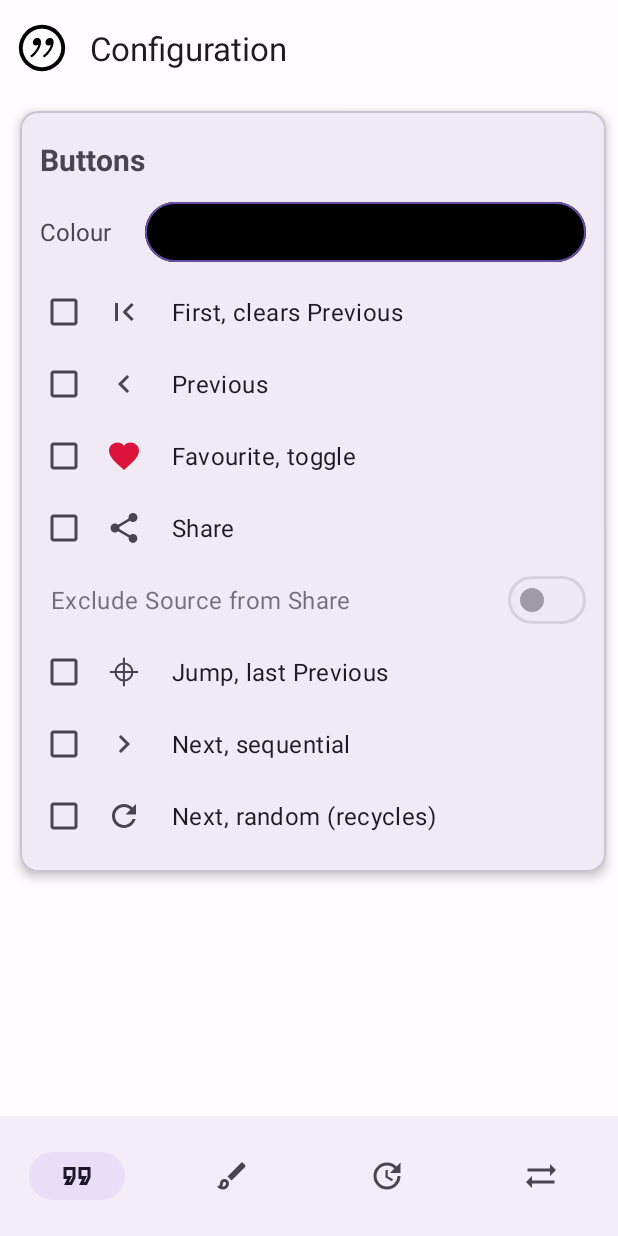
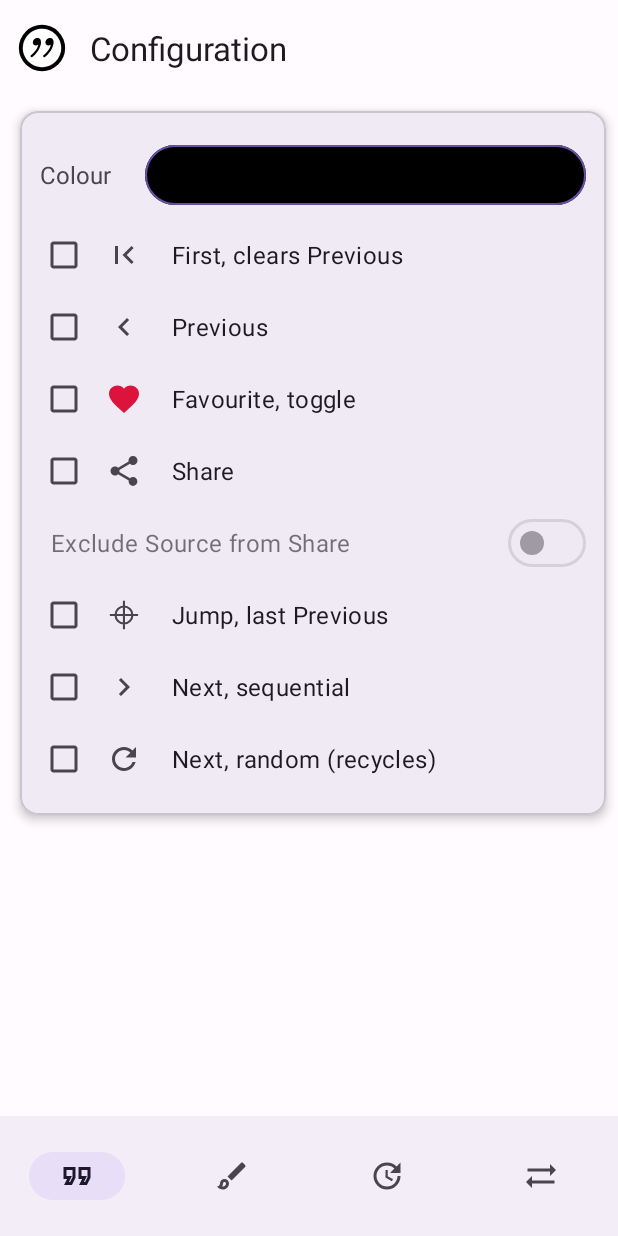
Before and after one commit to jameshnsears/QuoteUnquote, an Android app: the fragment AppearanceToolbarFragment placed in its activity, on a phone screen of 412 x 824 dp. Run offline under Robolectric (Android 15) with nearby library versions, the phone set to English and light mode, and no system bars; our stand-ins replace RxJava, Timber; libraries missing offline, so code that uses them is left out: com.jakewharton.rxbinding2, com.skydoves.colorpickerview; 41 statements that could not run were skipped.

Commit message:
changelogs/165.txt

```diff
--- a/app/src/main/java/com/github/jameshnsears/quoteunquote/cloud/transfer/backup/TransferBackupSettings.kt
+++ b/app/src/main/java/com/github/jameshnsears/quoteunquote/cloud/transfer/backup/TransferBackupSettings.kt
@@ -10,7 +10,6 @@ import com.github.jameshnsears.quoteunquote.configure.fragment.appearance.Appear
 import com.github.jameshnsears.quoteunquote.configure.fragment.notifications.NotificationsPreferences
 import com.github.jameshnsears.quoteunquote.configure.fragment.quotations.QuotationsPreferences
 import com.github.jameshnsears.quoteunquote.utils.ContentSelection
-import timber.log.Timber
 
 // Settings are set on demand in the UI
 open class TransferBackupSettings(val context: Context) {
@@ -45,7 +44,6 @@ open class TransferBackupSettings(val context: Context) {
             ContentSelection.AUTHOR -> author = true
             ContentSelection.FAVOURITES -> favourites = true
             ContentSelection.SEARCH -> search = true
-            else -> Timber.e("unknown contentSelection")
         }
 
         return Quotations(
--- a/app/src/main/java/com/github/jameshnsears/quoteunquote/configure/fragment/quotations/tabs/filter/QuotationsFilterFragment.java
+++ b/app/src/main/java/com/github/jameshnsears/quoteunquote/configure/fragment/quotations/tabs/filter/QuotationsFilterFragment.java
@@ -505,7 +505,7 @@ public class QuotationsFilterFragment extends FragmentCommon {
         disposableObserverAllExclusion = new DisposableObserver<Integer>() {
             @Override
             public void onNext(@NonNull final Integer value) {
-                Timber.d("value=%d", value.intValue());
+                Timber.d("value=%d", value);
                 if (value != 0) {
                     fragmentQuotationsTabFilterBinding.radioButtonAll.setText(
                             getResources().getString(R.string.fragment_quotations_selection_all, value));
--- a/app/src/main/java/com/github/jameshnsears/quoteunquote/database/quotation/AbstractQuotationDatabase.java
+++ b/app/src/main/java/com/github/jameshnsears/quoteunquote/database/quotation/AbstractQuotationDatabase.java
@@ -10,7 +10,7 @@ import androidx.room.RoomDatabase;
 
 import com.github.jameshnsears.quoteunquote.BuildConfig;
 
-@Database(entities = {QuotationEntity.class}, version = 40)
+@Database(entities = {QuotationEntity.class}, version = 41)
 public abstract class AbstractQuotationDatabase extends RoomDatabase {
     @Nullable
     public static AbstractQuotationDatabase quotationDatabase;
--- a/app/src/main/res/layout/fragment_appearance_tab_toolbar.xml
+++ b/app/src/main/res/layout/fragment_appearance_tab_toolbar.xml
@@ -32,14 +32,6 @@
                     android:layout_width="match_parent"
                     android:layout_height="wrap_content"
                     android:orientation="vertical">
-
-                <TextView
-                        android:layout_width="match_parent"
-                        android:layout_height="wrap_content"
-                        android:paddingVertical="5dp"
-                        android:text="@string/fragment_appearance_toolbar_buttons"
-                        android:textSize="20sp"
-                        android:textStyle="bold" />
 
                 <LinearLayout
                         android:layout_width="match_parent"
--- a/app/src/main/res/layout/quote_unquote_widget_preview.xml
+++ b/app/src/main/res/layout/quote_unquote_widget_preview.xml
@@ -3,6 +3,7 @@
         android:layout_width="match_parent"
         android:layout_height="match_parent"
         android:orientation="vertical"
+        android:padding="20dp"
         tools:viewBindingIgnore="true">
 
     <LinearLayout
--- a/app/src/main/res/values-v24/strings.xml
+++ b/app/src/main/res/values-v24/strings.xml
@@ -140,7 +140,6 @@
     <string name="fragment_appearance_follow_system_theme">Follow system theme</string>
     <string name="fragment_appearance_follow_system_theme_info">Forces App Widget to use Black &amp; White colours</string>
     <string name="fragment_appearance_toolbar_colour_dialog_title">Buttons Colour</string>
-    <string name="fragment_appearance_toolbar_buttons">Buttons</string>
     <string name="fragment_appearance_toolbar_first">First, clears Previous</string>
     <string name="fragment_appearance_toolbar_previous">Previous</string>>
     <string name="fragment_appearance_toolbar_favourite">Favourite, toggle</string>
@@ -199,6 +198,6 @@
     <string name="preview_description">Discover high quality Quotations!\nImport Affirmations!</string>
     <string name="preview_quotation">Nothing matters very much and very few things matter at all.\n</string>
     <string name="preview_author"><u>Arthur Balfour\n</u></string>
-    <string name="preview_position">\u2316  1/20313\u0020</string>
+    <string name="preview_position">\u2316  1/20310\u0020</string>
 
 </resources>
--- a/app/src/main/res/values-v27/strings.xml
+++ b/app/src/main/res/values-v27/strings.xml
@@ -140,7 +140,6 @@
     <string name="fragment_appearance_follow_system_theme">Follow system theme</string>
     <string name="fragment_appearance_follow_system_theme_info">Forces App Widget to use Black &amp; White colours</string>
     <string name="fragment_appearance_toolbar_colour_dialog_title">Buttons Colour</string>
-    <string name="fragment_appearance_toolbar_buttons">Buttons</string>
     <string name="fragment_appearance_toolbar_first">First, clears Previous</string>
     <string name="fragment_appearance_toolbar_previous">Previous</string>>
     <string name="fragment_appearance_toolbar_favourite">Favourite, toggle</string>
@@ -199,6 +198,6 @@
     <string name="preview_description">Discover high quality Quotations!\nImport Affirmations!</string>
     <string name="preview_quotation">Nothing matters very much and very few things matter at all.\n</string>
     <string name="preview_author"><u>Arthur Balfour\n</u></string>
-    <string name="preview_position">\u2316  1/20313\u0020</string>
+    <string name="preview_position">\u2316  1/20310\u0020</string>
 
 </resources>
--- a/build.gradle
+++ b/build.gradle
@@ -9,12 +9,12 @@ buildscript {
     }
 
     dependencies {
-        classpath 'com.android.tools.build:gradle:8.1.0'
+        classpath 'com.android.tools.build:gradle:8.1.1'
         classpath 'com.google.gms:google-services:4.3.15'
         classpath 'com.google.firebase:firebase-crashlytics-gradle:2.9.8'
         classpath 'io.gitlab.arturbosch.detekt:detekt-gradle-plugin:1.23.1'
         classpath 'org.jacoco:org.jacoco.core:0.8.10'
-        classpath 'org.jetbrains.kotlin:kotlin-gradle-plugin:1.9.0'
+        classpath 'org.jetbrains.kotlin:kotlin-gradle-plugin:1.9.10'
         classpath 'org.sonarsource.scanner.gradle:sonarqube-gradle-plugin:4.3.0.3225'
         classpath 'com.diffplug.spotless:spotless-plugin-gradle:6.20.0'
 
```
Also changed, not shown: app/build.gradle (+7 -6 lines), app/src/main/res/drawable/example_appwidget_preview.png, gradle/wrapper/gradle-wrapper.properties, 9 other files.
